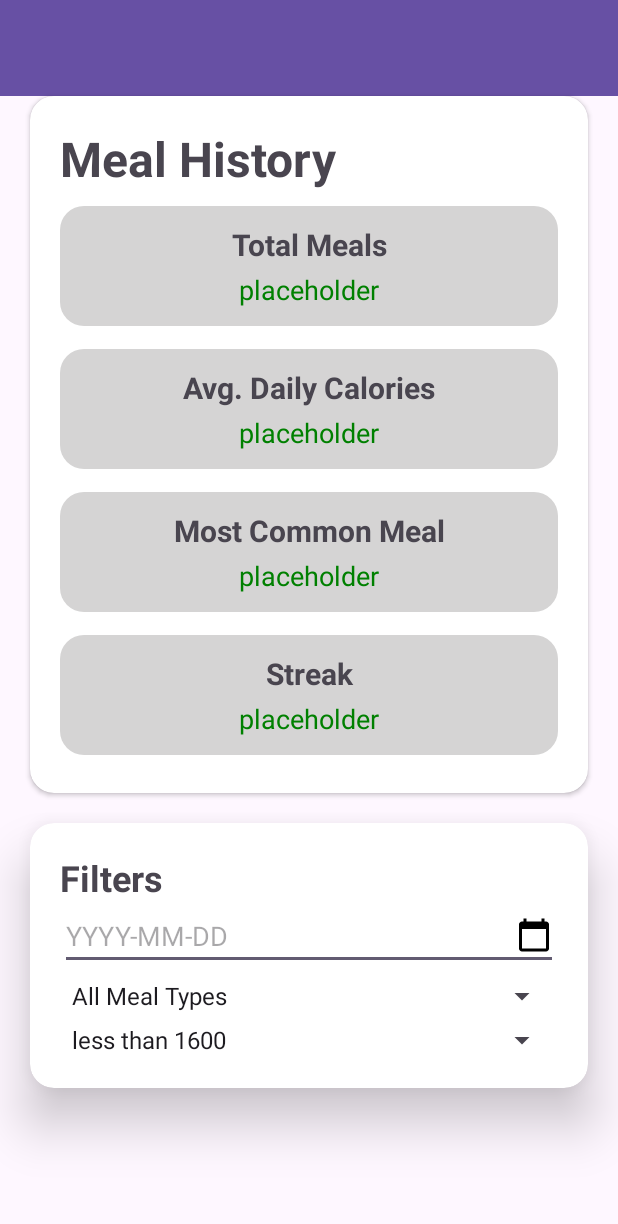
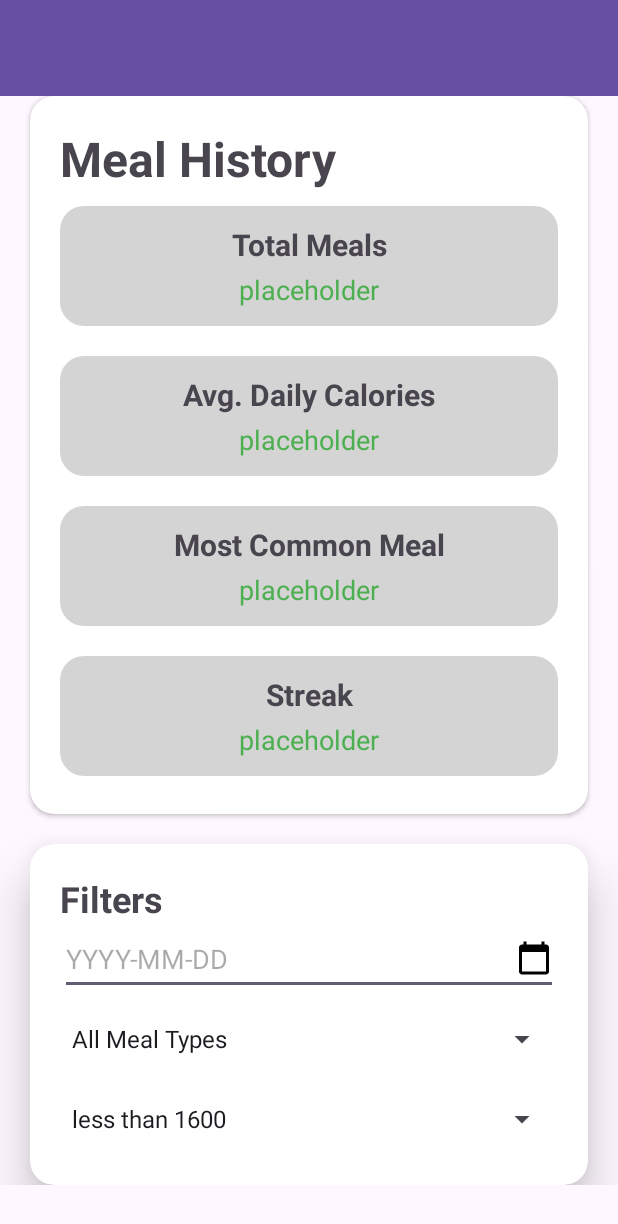
Before and after one commit to Harrybandukda/COMP3074_GroupProject, an Android app: the layout activity_summary.xml on its own in the app's theme, with its tools: preview values and no code run, on a phone screen of 412 x 824 dp. Shown: the top 1224 px of the screen. Run offline under Robolectric (Android 15) with nearby library versions, the phone set to English and light mode, and no system bars.

Commit message:
Nevermind, I fixed those errors

```diff
--- a/app/src/main/java/com/example/comp3074_groupproject/SummaryActivity.java
+++ b/app/src/main/java/com/example/comp3074_groupproject/SummaryActivity.java
@@ -11,6 +11,9 @@ public class SummaryActivity extends AppCompatActivity {
     protected void onCreate(Bundle savedInstanceState){
         super.onCreate(savedInstanceState);
         setContentView(R.layout.activity_summary);
+
+        Toolbar toolbar = (Toolbar) findViewById(R.id.toolbar);
+        setSupportActionBar(toolbar);
     }
 
 
--- a/app/src/main/res/layout/activity_summary.xml
+++ b/app/src/main/res/layout/activity_summary.xml
@@ -6,6 +6,7 @@
     android:layout_height="match_parent"
     android:orientation="vertical">
 
+    <!--    Tool Bar    -->
     <androidx.appcompat.widget.Toolbar
         android:id="@+id/toolbar"
         android:layout_width="match_parent"
@@ -14,7 +15,16 @@
         android:minHeight="?attr/actionBarSize"
         android:theme="?attr/actionBarTheme" />
 
+    <ScrollView
+        android:layout_width="match_parent"
+        android:layout_height="match_parent">
 
+        <LinearLayout
+            android:layout_width="match_parent"
+            android:layout_height="wrap_content"
+            android:orientation="vertical">
+
+            <!--    Meal History    -->
             <androidx.cardview.widget.CardView
                 android:layout_width="match_parent"
                 android:layout_height="wrap_content"
@@ -58,14 +68,14 @@
                             android:layout_marginTop="4dp"
                             android:gravity="center"
                             android:text="@string/placeholder"
-                    android:textColor="#008000"
+                            android:textColor="@color/green"
                             android:textSize="18sp" />
                     </LinearLayout>
 
                     <LinearLayout
                         android:layout_width="match_parent"
                         android:layout_height="80dp"
-                android:layout_marginTop="15dp"
+                        android:layout_marginTop="20dp"
                         android:gravity="center"
                         android:orientation="vertical"
                         android:background="@drawable/rounded_linear_layout">
@@ -74,7 +84,7 @@
                             android:layout_width="match_parent"
                             android:layout_height="wrap_content"
                             android:gravity="center"
-                    android:text="Avg. Daily Calories"
+                            android:text="@string/avg_daily_calories"
                             android:textSize="20sp"
                             android:textStyle="bold"/>
 
@@ -85,14 +95,14 @@
                             android:layout_marginTop="4dp"
                             android:gravity="center"
                             android:text="@string/placeholder"
-                    android:textColor="#008000"
+                            android:textColor="@color/green"
                             android:textSize="18sp" />
                     </LinearLayout>
 
                     <LinearLayout
                         android:layout_width="match_parent"
                         android:layout_height="80dp"
-                android:layout_marginTop="15dp"
+                        android:layout_marginTop="20dp"
                         android:gravity="center"
                         android:orientation="vertical"
                         android:background="@drawable/rounded_linear_layout">
@@ -101,7 +111,7 @@
                             android:layout_width="match_parent"
                             android:layout_height="wrap_content"
                             android:gravity="center"
-                    android:text="Most Common Meal"
+                            android:text="@string/most_common_meal"
                             android:textSize="20sp"
                             android:textStyle="bold"/>
 
@@ -112,14 +122,14 @@
                             android:layout_marginTop="4dp"
                             android:gravity="center"
                             android:text="@string/placeholder"
-                    android:textColor="#008000"
+                            android:textColor="@color/green"
                             android:textSize="18sp" />
                     </LinearLayout>
 
                     <LinearLayout
                         android:layout_width="match_parent"
                         android:layout_height="80dp"
-                android:layout_marginTop="15dp"
+                        android:layout_marginTop="20dp"
                         android:layout_marginBottom="5dp"
                         android:gravity="center"
                         android:orientation="vertical"
@@ -129,7 +139,7 @@
                             android:layout_width="match_parent"
                             android:layout_height="wrap_content"
                             android:gravity="center"
-                    android:text="Streak"
+                            android:text="@string/streak"
                             android:textSize="20sp"
                             android:textStyle="bold"/>
 
@@ -140,13 +150,14 @@
                             android:layout_marginTop="4dp"
                             android:gravity="center"
                             android:text="@string/placeholder"
-                    android:textColor="#008000"
+                            android:textColor="@color/green"
                             android:textSize="18sp" />
                     </LinearLayout>
                 </LinearLayout>
 
             </androidx.cardview.widget.CardView>
 
+            <!--    Filters    -->
             <androidx.cardview.widget.CardView
                 android:layout_width="match_parent"
                 android:layout_height="wrap_content"
@@ -165,7 +176,7 @@
                     <TextView
                         android:layout_width="wrap_content"
                         android:layout_height="wrap_content"
-                android:text="Filters"
+                        android:text="@string/filters"
                         android:textSize="24sp"
                         android:textStyle="bold"/>
 
@@ -173,9 +184,10 @@
                         android:id="@+id/filter_date"
                         android:layout_width="match_parent"
                         android:layout_height="wrap_content"
-                android:hint="YYYY-MM-DD"
+                        android:hint="@string/yyyy_mm_dd"
                         android:inputType="date"
-                android:drawableEnd="@drawable/calendar"/>
+                        android:drawableEnd="@drawable/calendar"
+                        android:minHeight="48dp"/>
 
                     <Spinner
                         android:id="@+id/filter_meal_types"
@@ -183,20 +195,21 @@
                         android:layout_height="wrap_content"
                         android:spinnerMode="dropdown"
                         android:entries="@array/meal_types"
-                android:layout_marginTop="5sp"/>
+                        android:layout_marginTop="5sp"
+                        android:minHeight="48dp"/>
 
                     <Spinner
                         android:id="@+id/filer_calorie_range"
                         android:layout_width="match_parent"
                         android:layout_height="wrap_content"
                         android:entries="@array/calorie_range"
-                android:layout_marginTop="5sp"/>
+                        android:layout_marginTop="5sp"
+                        android:minHeight="48dp"/>
 
                 </LinearLayout>
 
             </androidx.cardview.widget.CardView>
 
-
-
-
         </LinearLayout>
+    </ScrollView>
+</LinearLayout>
--- a/app/src/main/res/values/colors.xml
+++ b/app/src/main/res/values/colors.xml
@@ -3,4 +3,5 @@
     <color name="black">#FF000000</color>
     <color name="white">#FFFFFFFF</color>
     <color name="grey">#D5D4D4</color>
+    <color name="green">#4CAF50</color>
 </resources>
--- a/app/src/main/res/values/strings.xml
+++ b/app/src/main/res/values/strings.xml
@@ -3,6 +3,11 @@
     <string name="meal_history_title">Meal History</string>
     <string name="total_meals">Total Meals</string>
     <string name="placeholder">placeholder</string>
+    <string name="avg_daily_calories">Avg. Daily Calories</string>
+    <string name="most_common_meal">Most Common Meal</string>
+    <string name="streak">Streak</string>
+    <string name="filters">Filters</string>
+    <string name="yyyy_mm_dd">YYYY-MM-DD</string>
 
     <string-array name="meal_types">
         <item>All Meal Types</item>
```
Also changed, not shown: app/src/main/res/drawable/filter_dropdown.xml (added, +17 -0 lines), app/src/main/res/drawable/filters_border.xml (deleted, +0 -7 lines), app/src/main/res/values/style.xml (added, +13 -0 lines), app/src/main/res/drawable/down_arrow.xml (renamed from app/src/main/res/drawable/baseline_keyboard_arrow_down_24.xml). Lines whose indentation alone changed are shown as unchanged.
